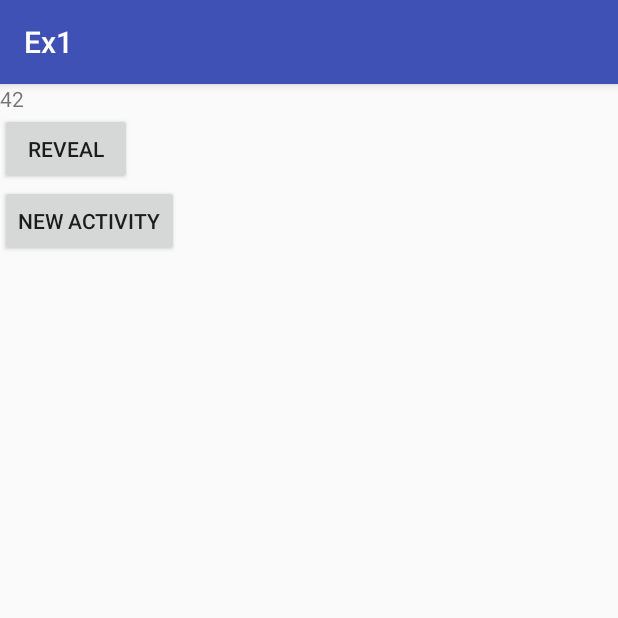
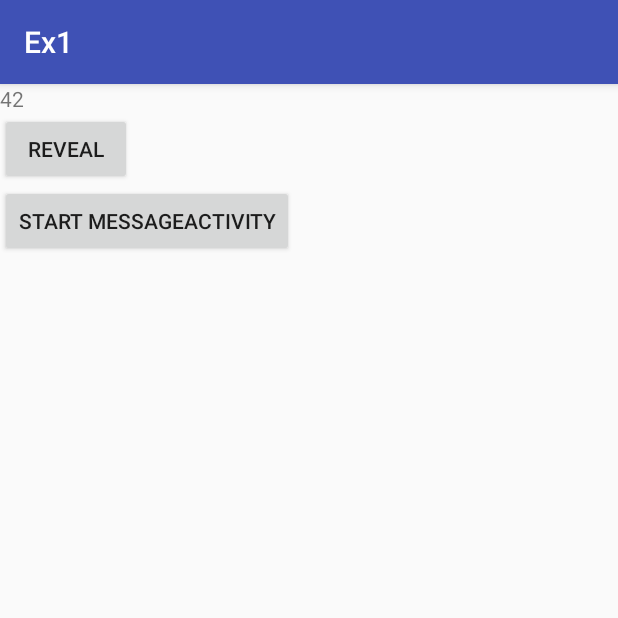
Before and after one commit to jakubturcovsky/PV239, an Android app: the screen it shows after launch (MainActivity), after a tap on "REVEAL", on a phone screen of 412 x 824 dp, the top half of it. Run offline under Robolectric (Android 15) with nearby library versions, the phone set to English and light mode, and no system bars.

Commit message:
Best practices and comments implemented

```diff
--- a/Ex1/app/src/main/java/cz/jakubturcovsky/ex1/MainActivity.java
+++ b/Ex1/app/src/main/java/cz/jakubturcovsky/ex1/MainActivity.java
@@ -1,5 +1,6 @@
 package cz.jakubturcovsky.ex1;
 
+import android.content.Intent;
 import android.os.Bundle;
 import android.support.v7.app.AppCompatActivity;
 import android.util.Log;
@@ -15,30 +16,36 @@ public class MainActivity
     @Override
     protected void onCreate(Bundle savedInstanceState) {
         super.onCreate(savedInstanceState);
+        // Set XML layout with views to this Activity
         setContentView(R.layout.activity_main);
 
-        // Exercise 1
+        /* Exercise 1 */
+        // Get TextView with ID "text" from our layout
         final TextView text = findViewById(R.id.text);
+        // Get Button with ID "button"
         Button button = findViewById(R.id.button);
+        // Listen for clicks on button
         button.setOnClickListener(new View.OnClickListener() {
 
             @Override
             public void onClick(View v) {
-                Log.d(TAG, "User clicked on button");
-                text.setText("42");
+                Log.i(TAG, "User wants to know the answer");
+                text.setText(R.string.answer);
             }
         });
 
-        // Exercise 2
+        /* Exercise 2 */
         Button button2 = findViewById(R.id.button2);
         button2.setOnClickListener(new View.OnClickListener() {
 
             @Override
             public void onClick(View v) {
-                startActivity(MessageActivity.newIntent(MainActivity.this, "Voila!"));
+                Log.i(TAG, "User wants to send the message");
+                // Get a new Intent for starting MessageActivity
+                Intent intent = MessageActivity.newIntent(MainActivity.this, "Voila!");
+                // Start a MessageActivity
+                startActivity(intent);
             }
         });
-
-        // Enough time? R.string, margins, paddings etc.
     }
 }
--- a/Ex1/app/src/main/res/layout/activity_main.xml
+++ b/Ex1/app/src/main/res/layout/activity_main.xml
@@ -11,17 +11,17 @@
         android:id="@+id/text"
         android:layout_width="wrap_content"
         android:layout_height="wrap_content"
-        android:text="Answer to the Ultimate Question of Life, the Universe, and Everything?"/>
+        android:text="@string/question"/>
 
     <Button
         android:id="@+id/button"
-        android:text="Reveal"
+        android:text="@string/reveal"
         android:layout_width="wrap_content"
         android:layout_height="wrap_content"/>
 
     <Button
         android:id="@+id/button2"
-        android:text="New Activity"
+        android:text="@string/start_message_activity"
         android:layout_width="wrap_content"
         android:layout_height="wrap_content"/>
 
--- a/Ex1/app/src/main/res/values/strings.xml
+++ b/Ex1/app/src/main/res/values/strings.xml
@@ -1,3 +1,7 @@
 <resources>
     <string name="app_name">Ex1</string>
+    <string name="question">Answer to the Ultimate Question of Life, the Universe, and Everything?</string>
+    <string name="answer">42</string>
+    <string name="reveal">Reveal</string>
+    <string name="start_message_activity">Start MessageActivity</string>
 </resources>
```
Also changed, not shown: Ex1/app/src/main/java/cz/jakubturcovsky/ex1/MessageActivity.java (+8 -1 lines).
